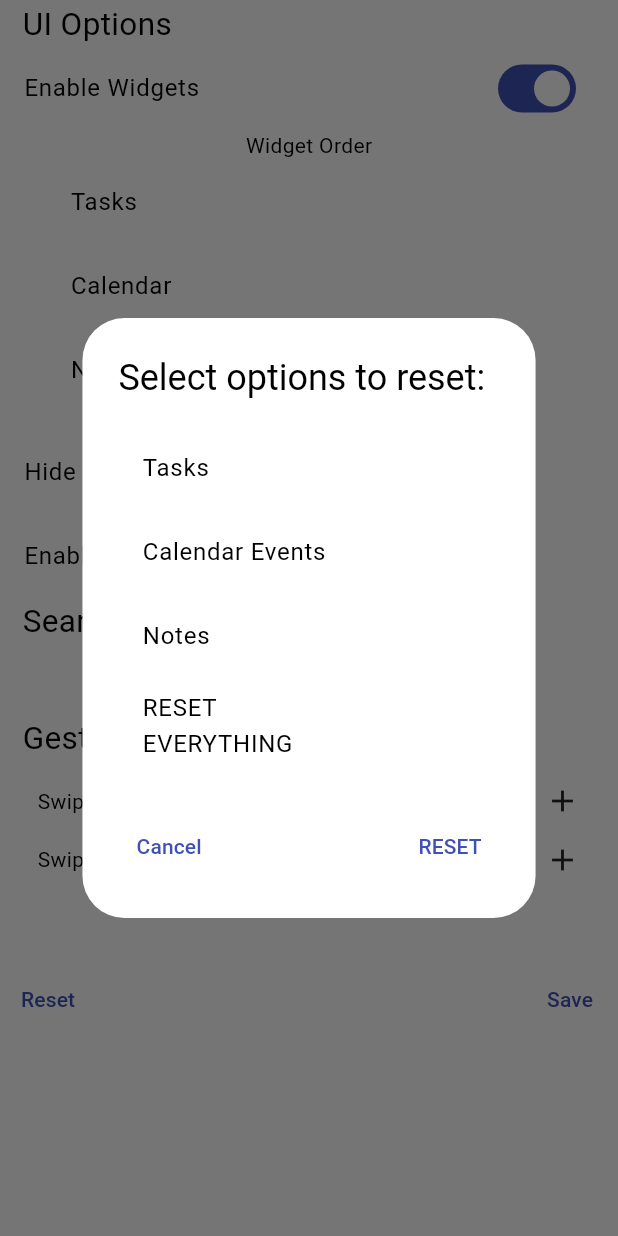
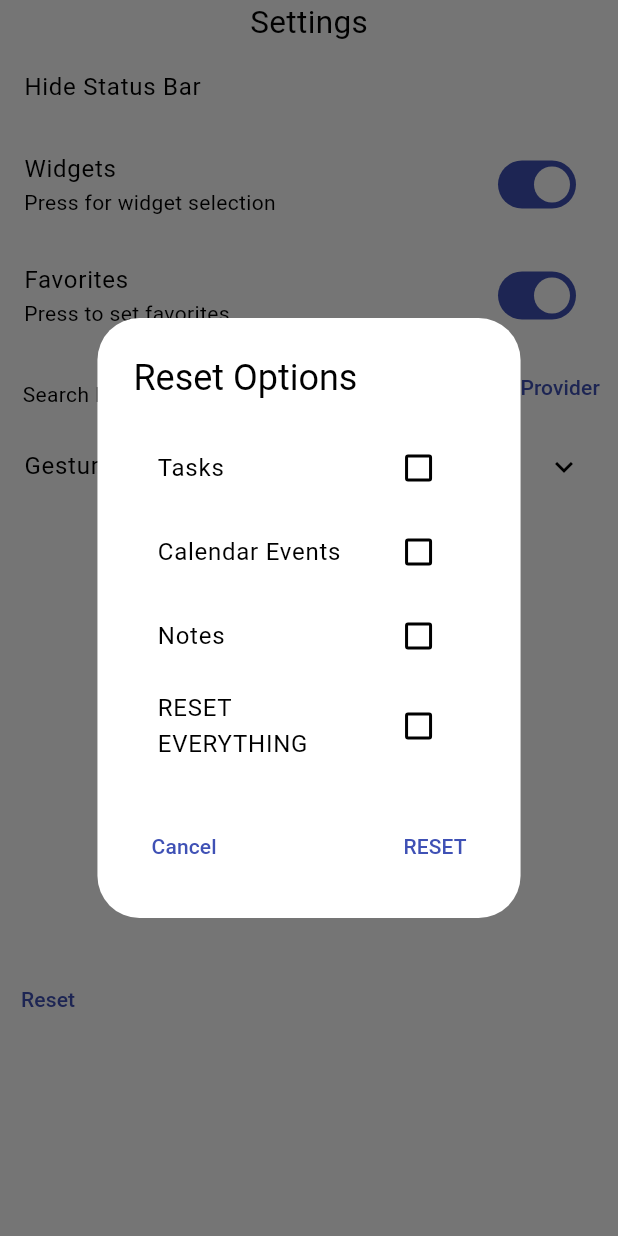
Before and after one commit to deathblade666/flutter_launcher, a Flutter app: what settingeMenu() shows on an empty page, opened directly with empty values, after a tap on "Reset", on a phone screen of 412 x 824 dp. Run offline on Flutter 3.47's test engine with Material 3 defaults, Android fonts, the phone set to English and light mode, and no system bars; drawn by our look-alikes of dynamic_color; our stand-ins replace date_format, shared_preferences, string_validator, table_calendar; missing offline and left inert: installed_apps, one_clock; accounts and stored records are empty.

Commit message:
Redesigned settings, broke 90% of it.

```diff
--- a/lib/pages/home.dart
+++ b/lib/pages/home.dart
@@ -600,7 +600,14 @@ class _launcherState extends State<launcher>{
                     });
                   },
                   onLongPress: () async {
-                    double left = _tapPosition.dx - 110;
+                    if (widgetVis == false){
+                    showModalBottomSheet<void>(isScrollControlled: true ,showDragHandle: true ,context: context, builder: (BuildContext context) {
+                        return StatefulBuilder(builder: (BuildContext context, StateSetter setState) {
+                          return pages(widget.prefs);
+                        });
+                      });
+                    }
+                    /*double left = _tapPosition.dx - 110;
                     double top = _tapPosition.dy;
                     double right = _tapPosition.dx;
                     await showMenu(
@@ -617,7 +624,7 @@ class _launcherState extends State<launcher>{
                           },
                         )
                       ]
-                    );
+                    );*/
                   },
                   onTap: (){
                     focusOnSearch.unfocus();
--- a/lib/pages/settings.dart
+++ b/lib/pages/settings.dart
@@ -6,6 +6,7 @@ import 'package:flutter/material.dart';
 import 'package:flutter/services.dart';
 import 'package:flutter_launcher/widgets/widget_options.dart';
 import 'package:installed_apps/app_info.dart';
+import 'package:provider/provider.dart';
 import 'package:shared_preferences/shared_preferences.dart';
 
 // ignore: must_be_immutable, camel_case_types
@@ -31,7 +32,7 @@ class _settingeMenuState extends State<settingeMenu> {
   TextEditingController searchProvider = TextEditingController();
   bool statusBarToggle = false;
   bool widgetsEnabled = true;
-  bool pinApp = false;
+  bool pinApp = true;
   var applicationIcon;
   var applicationIcon2;
   var applicationIcon3;
@@ -183,7 +184,6 @@ class _settingeMenuState extends State<settingeMenu> {
         ],
       );
     });
-
   }
 
   @override
@@ -197,26 +197,7 @@ class _settingeMenuState extends State<settingeMenu> {
       Column(
         mainAxisSize: MainAxisSize.min,
         children: [
-          const Align(
-            alignment: Alignment.topLeft,
-            child: Padding(padding: EdgeInsets.only(left: 15, top: 1),
-            child: Text("UI Options", textScaler: TextScaler.linear(1.5)),
-            ),
-          ),
-          //const Divider(endIndent: 290, indent: 10,),
-          SwitchListTile(
-            value: widgetsEnabled,
-            title: const Text("Enable Widgets"),
-            onChanged: (value) {
-              setState(() {
-                widgetsEnabled = !widgetsEnabled;
-              });
-              widget.enableWidgets!(widgetsEnabled);
-              widget.prefs.setBool('EnableWidgets', value);
-            }
-          ),
-          const Text("Widget Order"),
-          Widgetoptions(widget.prefs),
+          const Text("Settings", textScaler: TextScaler.linear(1.5),),
           SwitchListTile(
             value: statusBarToggle,
             onChanged: (value) {
@@ -229,8 +210,27 @@ class _settingeMenuState extends State<settingeMenu> {
             },
             title: const Text("Hide Status Bar"),
           ),
-          SwitchListTile(
-            title: const Text("Enable Favorites"),
+          ExpansionTile(
+            title: const Text("Widgets"),
+            subtitle: const Text("Press for widget selection"),
+            trailing: Switch(
+              value: widgetsEnabled,
+              onChanged: (value) {
+                setState(() {
+                  widgetsEnabled = !widgetsEnabled;
+                });
+                widget.enableWidgets!(widgetsEnabled);
+                widget.prefs.setBool('EnableWidgets', value);
+              },
+            ),
+            children: [
+              Widgetoptions(widget.prefs),
+            ],
+          ),
+          ExpansionTile(
+              title: const Text("Favorites"),
+              subtitle: const Text("Press to set favorites"),
+              trailing: Switch(
                 value: pinApp,
                 onChanged: (value){
                     bool togglePinApp = value;
@@ -241,19 +241,8 @@ class _settingeMenuState extends State<settingeMenu> {
                     widget.prefs.setBool("togglePin", value);
                   }
               ),
-          //const Divider(),
-          Visibility(
-            visible: pinApp,
-            child: const Text("Favorites", textScaler: TextScaler.linear(1.3),)
-          ),
-          Visibility(
-            visible: pinApp,
-            child:  Row(
-              mainAxisAlignment: MainAxisAlignment.center,
               children: [
-                Padding(
-                  padding: const EdgeInsets.only(top: 20),
-                  child: Row(
+                Row(
                   mainAxisAlignment: MainAxisAlignment.center,
                   children: [
                     GestureDetector(
@@ -298,24 +287,19 @@ class _settingeMenuState extends State<settingeMenu> {
                         widget.prefs.setInt("App4", 4);
                         setfavorites(appNumber);
                       },
-                      )
-                    ]
-                  )
                     ),
                   ]
-            )
                 ),
-          Visibility(
-            visible: pinApp,
-            child: const Divider(endIndent: 290, indent: 5,),
+                const Padding(padding: EdgeInsets.only(top: 10))
+              ]
             ),
-          const Align(alignment: Alignment.topLeft,
-            child: Padding(
-              padding: EdgeInsets.only(left: 15),
-              child: Text("Search Options", textScaler: TextScaler.linear(1.5)),
+            Row(
+              children: [
+                const Padding(
+                  padding: EdgeInsets.only(left: 15, top: 10),
+                  child: Text("Search Engine"),
                 ),
-          ),
-          //const Divider(endIndent: 250, indent: 10,),
+                const Spacer(),
                 TextButton(
                   onPressed: () {
                     widget.prefs.reload();
@@ -327,7 +311,11 @@ class _settingeMenuState extends State<settingeMenu> {
                         actions: [
                           Row(
                             children: [
-                        Text("example:""\n$engine", style: const TextStyle(fontSize: 12), textAlign: TextAlign.left,),
+                              Text(
+                                "example:""\n$engine",
+                                style: const TextStyle(fontSize: 12),
+                                textAlign: TextAlign.left
+                              ),
                             ],
                           ),
                           TextField(
@@ -341,7 +329,10 @@ class _settingeMenuState extends State<settingeMenu> {
                                 },
                                 child: const Text("Cancel")
                               ),
-                        const Expanded(child: Padding(padding: EdgeInsets.only(right: 1))),
+                              const Expanded(
+                                child: Padding(padding: EdgeInsets.only(right: 1)
+                                )
+                              ),
                               TextButton(
                                 onPressed: () {
                                   String provider = searchProvider.text;
@@ -353,25 +344,18 @@ class _settingeMenuState extends State<settingeMenu> {
                               ),
                             ],
                           ),
-                  ],
+                        ]
                       );
                     });
                   },
-            child: const Align(
-              alignment: Alignment.center,
-              child: Text("Set Custom Search Provider")
-            )
+                  child: const Text("Set Custom Search Provider")
                 ),
-          //const Divider(),
-          const Align(
-            alignment: Alignment.topLeft,
-            child: Padding(padding: EdgeInsets.only(left: 15),
-            child: Text("Gesture Options", textScaler: TextScaler.linear(1.5)),
-            )
+              ],
             ),
-          //const Divider(endIndent: 240, indent: 10,),
-          const Padding(padding: EdgeInsets.only(top: 15)),
-          const Row(
+            const ExpansionTile(
+              title: Text("Gestures"),
+              children: [
+                Row(
                   children: [
                     Padding(padding: EdgeInsets.only(right: 25)),
                     Align(
@@ -379,15 +363,16 @@ class _settingeMenuState extends State<settingeMenu> {
                       child: Text("Swipe Right"),
                     ),
                     Expanded(
-                child: Padding(padding: EdgeInsets.only(right: 1)
+                      child: Padding(
+                        padding: EdgeInsets.only(right: 1)
                       ),
                     ),
                     Icon(Icons.add),
                     Padding(padding: EdgeInsets.only(right: 25)),
                   ]
                 ),
-          const Padding(padding: EdgeInsets.only(top: 15)),
-          const Row(
+                Padding(padding: EdgeInsets.only(top: 15)),
+                Row(
                   children: [
                     Padding(padding: EdgeInsets.only(left: 25)),
                     Align(
@@ -395,15 +380,19 @@ class _settingeMenuState extends State<settingeMenu> {
                       child: Text("Swipe Left"),
                     ),
                     Expanded(
-                child: Padding(padding: EdgeInsets.only(right: 1)
+                      child: Padding(
+                        padding: EdgeInsets.only(right: 1)
                       ),
                     ),
                     Icon(Icons.add),
                     Padding(padding: EdgeInsets.only(right: 25)),
                   ]
                 ),
+                Padding(padding: EdgeInsets.only(top: 10))
+              ],
+            ),
+            const Padding(padding: EdgeInsets.only(top: 15)),
             const Expanded(child: Padding(padding: EdgeInsets.only(bottom: 1))),
-          //const Divider(),
             Row(
               children: [
                 TextButton(
@@ -417,8 +406,8 @@ class _settingeMenuState extends State<settingeMenu> {
                       bool resetALL = false;
                       bool resetNotes = false;
                       return StatefulBuilder(builder: (BuildContext context, StateSetter setState){
-                      return AlertDialog(
-                        title: const Text("Select options to reset:"),
+                        return AlertDialog.adaptive(
+                          title: const Text("Reset Options"),
                           actionsAlignment: MainAxisAlignment.start,
                           content: Column(
                             mainAxisSize: MainAxisSize.min,
@@ -441,34 +430,34 @@ class _settingeMenuState extends State<settingeMenu> {
                                 },
                                 title:  const Text("Search Engine")
                               ),*/
-                            SwitchListTile(
+                              CheckboxListTile(
                                 value: resettasks,
                                 onChanged: (value){
                                   setState(() {
-                                  resettasks = value;
+                                    resettasks = value!;
                                   });
                                 },
                                 title: const Text("Tasks"),
                               ),
-                            SwitchListTile(
+                              CheckboxListTile(
                                 value: resetEvents,
                                 onChanged: (value){
                                   setState(() {
-                                  resetEvents = value;
+                                    resetEvents = value!;
                                   });
                                 },
                                 title: const Text("Calendar Events"),
                               ),
-                            SwitchListTile(
+                              CheckboxListTile(
                                 value: resetNotes,
                                 onChanged: (value){
                                   setState(() {
-                                  resetNotes = value;
+                                    resetNotes = value!;
                                   });
                                 },
                                 title: const Text("Notes"),
                               ),
-                          /*  SwitchListTile(
+                            /*SwitchListTile(
                                 value: resetUI,
                                 onChanged: (value){
                                   setState(() {
@@ -477,11 +466,11 @@ class _settingeMenuState extends State<settingeMenu> {
                                 },
                                 title: const Text("UI Customizations"),
                               ), */
-                            SwitchListTile(
+                              CheckboxListTile(
                                 value: resetALL,
                                 onChanged: (value){
                                   setState(() {
-                                  resetALL = value;
+                                    resetALL = value!;
                                     resetUI = value;
                                     resetEvents = value;
                                     resettasks = value;
@@ -517,12 +506,12 @@ class _settingeMenuState extends State<settingeMenu> {
                                       widget.prefs.remove("Pinned App2");
                                       widget.prefs.remove("Pinned App3");
                                       widget.prefs.remove("Pinned App4");
-                                  }else if (resetSearchEngine == true){
+                                    } else if (resetSearchEngine == true){
                                       widget.prefs.remove("provider");
                                     } else if (resettasks == true){
                                       widget.prefs.remove("Tasks");
                                       widget.prefs.remove("Restore Checkbox");
-                                  }  else if (resetUI){
+                                    } else if (resetUI){
                                       widget.prefs.remove("StatusBar");
                                       widget.prefs.remove("EnableWidgets");
                                       widget.prefs.remove("togglePin");
@@ -530,7 +519,7 @@ class _settingeMenuState extends State<settingeMenu> {
                                       widget.prefs.remove("Events");
                                     } else if (resetNotes == true){
                                       widget.prefs.remove("Note");
-                                  }else if(resetALL == true){
+                                    } else if(resetALL == true){
                                       widget.prefs.clear();
                                     }
                                     Navigator.pop(context);
@@ -547,12 +536,6 @@ class _settingeMenuState extends State<settingeMenu> {
                   child: const Text("Reset"),
                 ),
                 const Expanded(child: Padding(padding: EdgeInsets.only(left: 1))),
-              TextButton(
-                child: const Text("Save"),
-                onPressed: () {
-                    Navigator.pop(context);
-                },
-              ),
               ],
             ),
             const Padding(padding: EdgeInsets.only(bottom: 10)),
--- a/lib/widgets/widget_options.dart
+++ b/lib/widgets/widget_options.dart
@@ -55,6 +55,7 @@ class _WidgetoptionsState extends State<Widgetoptions> {
                           visibilityState.toggleVisibility(widgetIndex);
                         });
                       },
+                      secondary: Icon(Icons.menu_outlined),
                     );
                   },
                   onReorder: (int oldIndex, int newIndex) {
```
Lines whose indentation alone changed are shown as unchanged.
